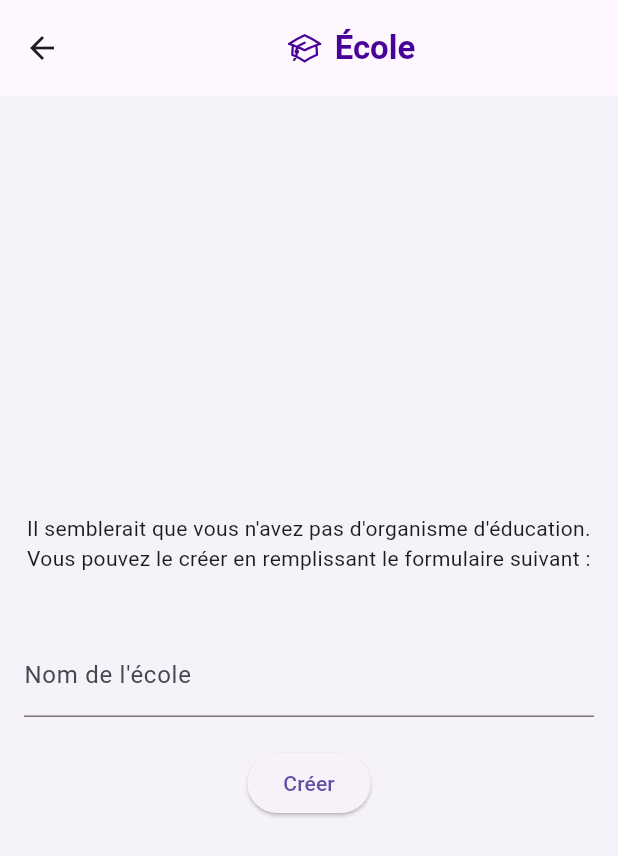
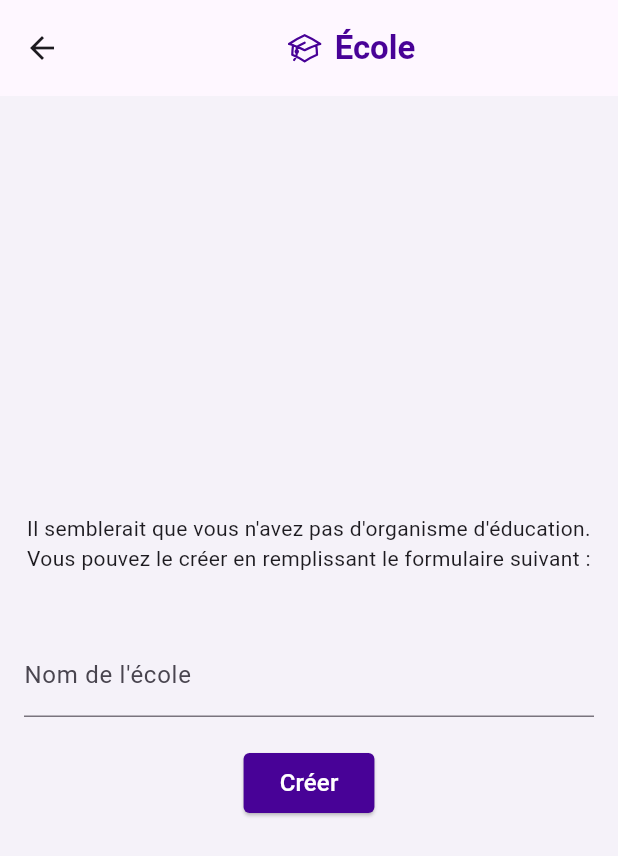
Before and after one commit to esgi-challenge/web, a Flutter app: the SchoolScreen screen opened directly, on a phone screen of 412 x 824 dp. Shown: the top 856 px of the screen. Run offline on Flutter 3.47's test engine with Material 3 defaults, Android fonts, the phone set to English and light mode, and no system bars; drawn by our look-alikes of toastification; our stand-ins replace dio, file_picker, flutter_bloc, flutter_dotenv, go_router, google_maps_flutter and 4 more; missing offline and left inert: dart:html; accounts and stored records are empty; network calls fail.

Commit message:
styles on create school btn

```diff
--- a/lib/school/school_screen.dart
+++ b/lib/school/school_screen.dart
@@ -99,7 +99,17 @@ class SchoolScreen extends StatelessWidget {
                           context.read<SchoolBloc>().add(CreateSchool(name: name.text));
                         }
                       },
-                      child: const Text('Créer'),
+                      style: ElevatedButton.styleFrom(
+                        foregroundColor: Colors.white,
+                        backgroundColor: Color.fromRGBO(72, 2, 151, 1),
+                        shape: RoundedRectangleBorder(
+                          borderRadius: BorderRadius.circular(4),
+                        ),
+                      ),
+                      child: const Text(
+                          'Créer',
+                          style: TextStyle(fontSize: 16)
+                      ),
                     ),
                   ],
                 )
```
